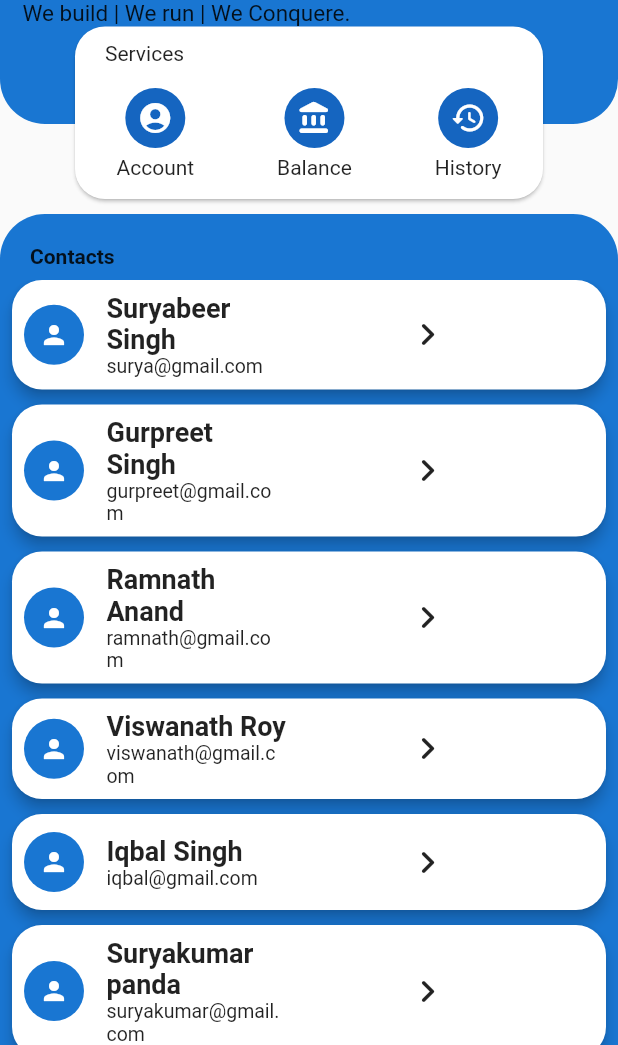
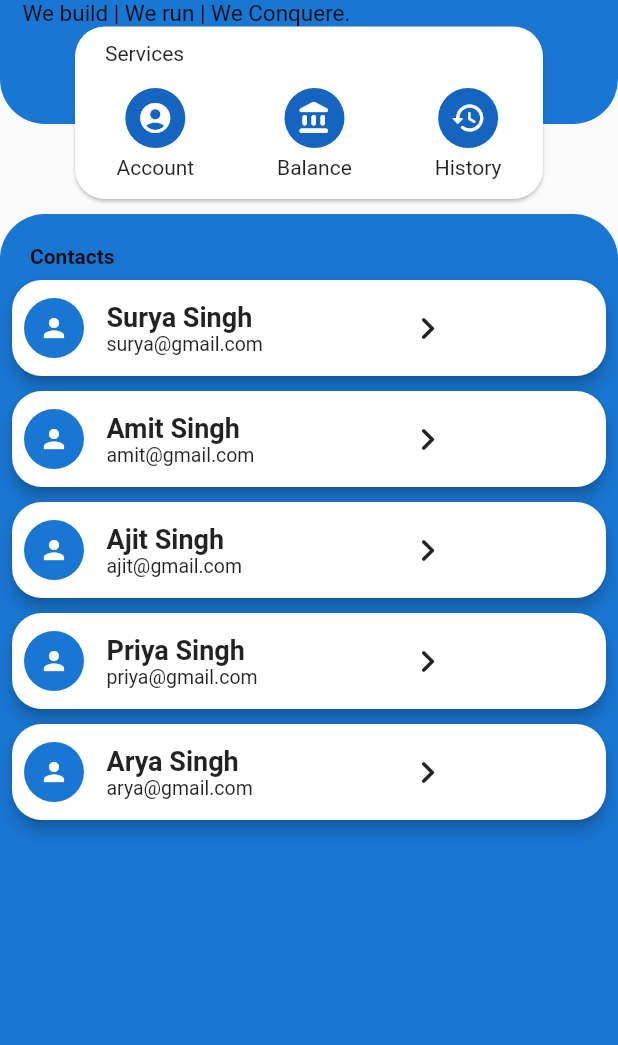
Before and after one commit to suvakanta1808/basic_banking_app, a Flutter app: the screen it shows after launch, on a phone screen of 412 x 824 dp, the part 191-1236 px from its top. Run offline on Flutter 3.47's test engine with Material 2 defaults, Android fonts, the phone set to English and light mode, and no system bars; our stand-ins replace shared_preferences, sqflite; accounts and stored records are empty.

Commit message:
implemented sqlite and changed file structure

```diff
--- a/lib/data/dummy_data.dart
+++ b/lib/data/dummy_data.dart
@@ -1,66 +1,35 @@
-import 'dart:convert';
-
-import 'package:shared_preferences/shared_preferences.dart';
+import 'package:bank_app/models/user.dart';
 
 class DummyData {
-  void createDatabase() async {
-    final pref = await SharedPreferences.getInstance();
-    final userlist = json.encode(
-      {
-        'data': [
-          {
-            'name': 'Suryabeer Singh',
-            'email': 'surya@gmail.com',
-            'balance': 12370.70,
-          },
-          {
-            'name': 'Gurpreet Singh',
-            'email': 'gurpreet@gmail.com',
-            'balance': 42300.00,
-          },
-          {
-            'name': 'Ramnath Anand',
-            'email': 'ramnath@gmail.com',
-            'balance': 22495.60,
-          },
-          {
-            'name': 'Viswanath Roy',
-            'email': 'viswanath@gmail.com',
-            'balance': 5000.00,
-          },
-          {
-            'name': 'Iqbal Singh',
-            'email': 'iqbal@gmail.com',
-            'balance': 10000.70,
-          },
-          {
-            'name': 'Suryakumar panda',
-            'email': 'suryakumar@gmail.com',
-            'balance': 12370.70,
-          },
-          {
-            'name': 'Anuj Pandey',
-            'email': 'anuj@gmail.com',
-            'balance': 52000.70,
-          },
-          {
-            'name': 'Ankita Nayak',
-            'email': 'ankita@gmail.com',
-            'balance': 100370.70,
-          },
-          {
-            'name': 'Binay Kaml',
-            'email': 'binay@gmail.com',
-            'balance': 17700.00,
-          },
-          {
-            'name': 'Saina Talpade',
-            'email': 'saina@gmail.com',
-            'balance': 1500000.70,
-          },
-        ],
-      },
-    );
-    await pref.setString('userList', userlist);
+  List<User> _userData = [
+    User(
+      userName: 'Surya Singh',
+      email: 'surya@gmail.com',
+      balance: 12475.00,
+    ),
+    User(
+      userName: 'Amit Singh',
+      email: 'amit@gmail.com',
+      balance: 12475.00,
+    ),
+    User(
+      userName: 'Ajit Singh',
+      email: 'ajit@gmail.com',
+      balance: 12475.00,
+    ),
+    User(
+      userName: 'Priya Singh',
+      email: 'priya@gmail.com',
+      balance: 12475.00,
+    ),
+    User(
+      userName: 'Arya Singh',
+      email: 'arya@gmail.com',
+      balance: 12475.00,
+    ),
+  ];
+
+  List<User> get userdata {
+    return [..._userData];
   }
 }
--- /dev/null
+++ b/lib/helper/db_helper.dart
@@ -0,0 +1,42 @@
+import 'dart:io';
+
+import 'package:bank_app/data/dummy_data.dart';
+import 'package:bank_app/models/user.dart';
+import 'package:path/path.dart';
+import 'package:path_provider/path_provider.dart';
+import 'package:sqflite/sqflite.dart';
+
+class DBHelper {
+  static Database? _db;
+  final _userData = DummyData().userdata;
+
+  Future<Database> get dataBase async => _db ??= await initDB();
+
+  initDB() async {
+    Directory documentsDirectory = await getApplicationSupportDirectory();
+    String path = join(documentsDirectory.path, 'BankDB.db');
+    return await openDatabase(path, version: 1, onOpen: (db) {},
+        onCreate: (Database db, int version) async {
+      await db
+          .execute(
+              'CREATE TABLE User (name TEXT PRIMARY KEY, email TEXT, balance DOUBLE)')
+          .then((_) async {
+        _userData.forEach((user) async {
+          await db.insert('User', {
+            'name': user.userName,
+            'email': user.email,
+            'balance': user.balance,
+          });
+        });
+      });
+    });
+  }
+
+  Future<void> updateDatabse(User sender, User receiver) async {
+    final db = await dataBase;
+    await db.update('User', {'balance': receiver.balance},
+        where: 'name = ?', whereArgs: [receiver.userName]);
+    await db.update('User', {'balance': sender.balance},
+        where: 'name = ?', whereArgs: [sender.userName]);
+  }
+}
--- a/lib/screens/home_screen.dart
+++ b/lib/screens/home_screen.dart
@@ -13,7 +13,6 @@ class HomeScreen extends StatefulWidget {
 class _HomeScreenState extends State<HomeScreen> {
   @override
   void initState() {
-    DummyData().createDatabase();
     super.initState();
   }
 
--- a/lib/widgets/user_item.dart
+++ b/lib/widgets/user_item.dart
@@ -5,11 +5,13 @@ class UserItem extends StatelessWidget {
   final String name;
   final String email;
   final double balance;
+//  final Map<String, dynamic> list;
 
   UserItem({
     required this.name,
     required this.email,
     required this.balance,
+//    required this.list,
   });
 
   @override
@@ -75,6 +77,7 @@ class UserItem extends StatelessWidget {
                       email: email,
                       curBalance: balance,
                     ),
+                    //  settings: RouteSettings(arguments: list),
                   ),
                 );
               },
--- a/lib/widgets/user_overview_widget.dart
+++ b/lib/widgets/user_overview_widget.dart
@@ -1,5 +1,8 @@
 import 'dart:convert';
 
+import 'package:bank_app/data/dummy_data.dart';
+import 'package:bank_app/helper/db_helper.dart';
+import 'package:bank_app/models/user.dart';
 import 'package:bank_app/widgets/user_item.dart';
 import 'package:flutter/material.dart';
 import 'package:shared_preferences/shared_preferences.dart';
@@ -12,20 +15,28 @@ class UserOverviewWidget extends StatefulWidget {
 }
 
 class _UserOverviewWidgetState extends State<UserOverviewWidget> {
-  Map<String, dynamic> _userdata = {};
+  //Map<String, dynamic> _userdata = {};
+  List<User> userList = [];
   var _isLoading = false;
 
   Future<void> _loadUserList() async {
     setState(() {
       _isLoading = true;
     });
-    final pref = await SharedPreferences.getInstance();
-    final userData = pref.getString('userList');
-    final data = json.decode(userData.toString()) as Map<String, dynamic>;
-    print(data);
+    await DBHelper().dataBase.then((db) async {
+      final res = await db.query('User');
+      List<User> userData = [];
+      res.forEach((user) {
+        userData.add(User(
+          userName: '${user['name']}',
+          email: '${user['email']}',
+          balance: double.parse(user['balance'].toString()),
+        ));
+      });
       setState(() {
-      _userdata = data;
+        userList = userData;
         _isLoading = false;
+      });
     });
   }
 
@@ -45,11 +56,7 @@ class _UserOverviewWidgetState extends State<UserOverviewWidget> {
         ),
         color: Colors.blue.shade700,
       ),
-      child: _isLoading
-          ? Center(
-              child: CircularProgressIndicator(),
-            )
-          : Column(
+      child: Column(
         children: <Widget>[
           Container(
             child: Row(
@@ -74,14 +81,15 @@ class _UserOverviewWidgetState extends State<UserOverviewWidget> {
             child: ListView.builder(
               shrinkWrap: true,
               itemBuilder: (ctx, i) {
-                      var user = _userdata['data'];
+                print(userList);
                 return UserItem(
-                        name: user[i]['name'],
-                        email: user[i]['email'],
-                        balance: user[i]['balance'],
+                  name: userList[i].userName,
+                  email: userList[i].email,
+                  balance: userList[i].balance,
+                  //  list: _userdata,
                 );
               },
-                    itemCount: _userdata['data'].length,
+              itemCount: userList.length,
             ),
           ),
         ],
--- a/pubspec.yaml
+++ b/pubspec.yaml
@@ -23,12 +23,15 @@ environment:
 dependencies:
   flutter:
     sdk: flutter
-  shared_preferences: ^2.0.6
 
 
   # The following adds the Cupertino Icons font to your application.
   # Use with the CupertinoIcons class for iOS style icons.
   cupertino_icons: ^1.0.2
+  shared_preferences: ^2.0.6
+  sqflite: ^2.0.0+3
+  path: ^1.8.0
+  path_provider: ^2.0.2
 
 dev_dependencies:
   flutter_test:
```
Also changed, not shown: lib/screens/user_detail_screen.dart (added, +154 -0 lines), lib/screens/user_selection_screen.dart (added, +166 -0 lines), pubspec.lock. Lines whose indentation alone changed are shown as unchanged.
